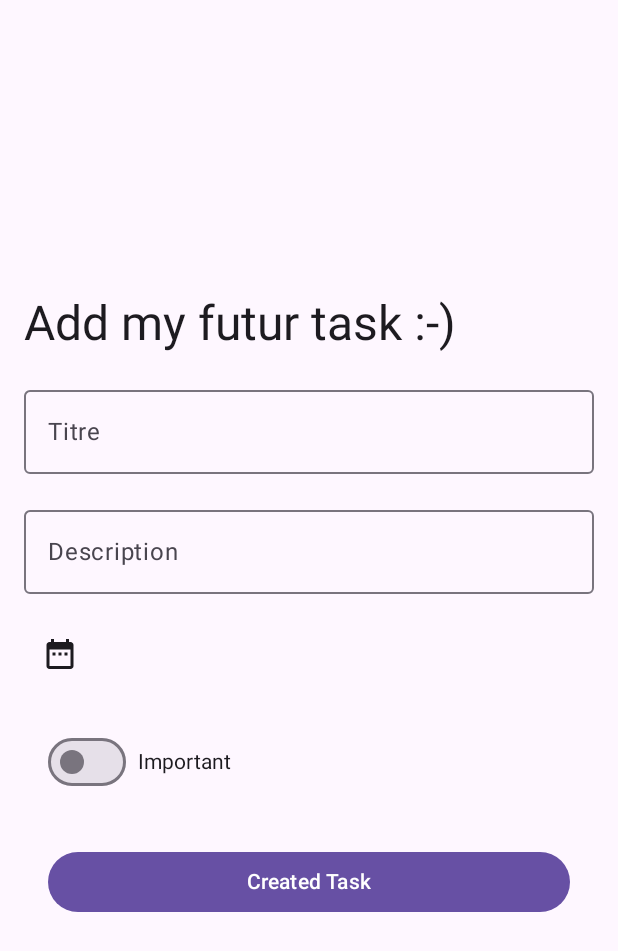
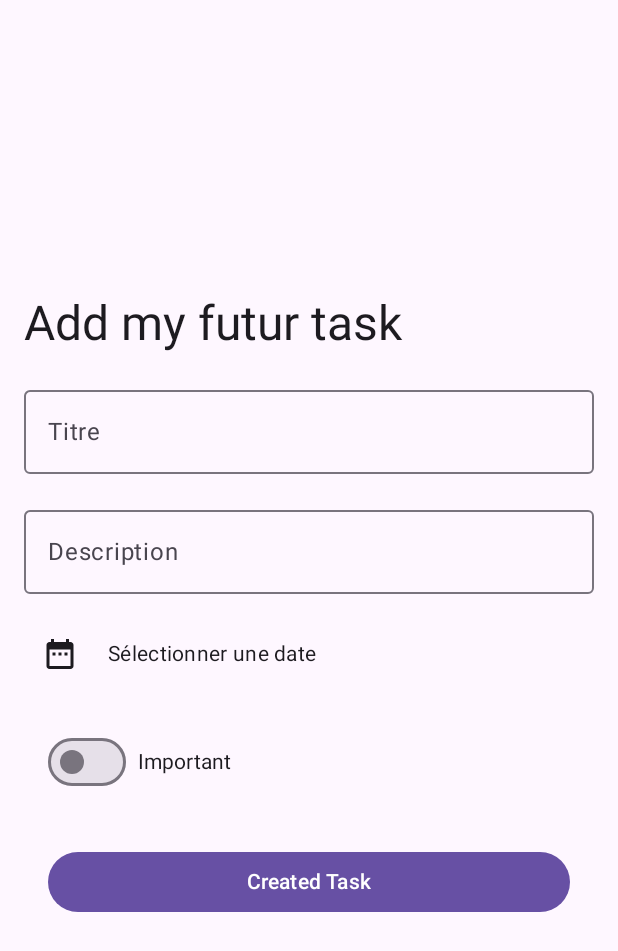
Before and after one commit to Sadako-amaryllis/mytasktd, an Android app built with Jetpack Compose: the AddTaskScreen screen opened through its navigation route, on a phone screen of 412 x 824 dp. Shown: the top 951 px of the screen. Run offline under Robolectric (Android 15) with nearby library versions, the phone set to English and light mode, and no system bars; libraries missing offline, so code that uses them is left out: com.afollestad.materialdialogs.

Commit message:
Date calendar

```diff
--- a/app/src/main/java/com/example/td_android/ui/AddTaskModel.kt
+++ b/app/src/main/java/com/example/td_android/ui/AddTaskModel.kt
@@ -10,6 +10,7 @@ import androidx.compose.foundation.layout.fillMaxSize
 import androidx.compose.foundation.layout.fillMaxWidth
 import androidx.compose.foundation.layout.height
 import androidx.compose.foundation.layout.padding
+import androidx.compose.foundation.layout.width
 import androidx.compose.material.icons.Icons
 import androidx.compose.material.icons.filled.DateRange
 import androidx.compose.material3.AlertDialog
@@ -80,7 +81,6 @@ class AddTaskModel : ViewModel() {
         println("New Task Made: $task")
     }
 }
-
 @Composable
 fun TaskForm(
     addTaskModel: AddTaskModel,
@@ -100,7 +100,7 @@ fun TaskForm(
                 .fillMaxWidth()
         ) {
             Text(
-                text = "Add my futur task :-)", // Titre
+                text = "Add my futur task ",
                 style = MaterialTheme.typography.headlineLarge,
                 modifier = Modifier.padding(bottom = 16.dp)
             )
@@ -124,13 +124,25 @@ fun TaskForm(
                     .fillMaxWidth()
                     .height(56.dp)
             ) {
-                IconButton(
-                    onClick = { openDialog.value = true },
-                    modifier = Modifier.align(Alignment.TopStart)
+                Row(
+                    verticalAlignment = Alignment.CenterVertically
                 ) {
-                    Icon(Icons.Default.DateRange, contentDescription = "Calender")
+                    IconButton(
+                        onClick = { openDialog.value = true },
+                        modifier = Modifier.align(Alignment.CenterVertically)
+                    ) {
+                        Icon(Icons.Default.DateRange, contentDescription = "Calender")
+                    }
+                    Spacer(modifier = Modifier.width(8.dp))
+                    Text(
+                        text = selectedDate.value?.let { date ->
+                            SimpleDateFormat("dd/MM/yyyy HH:mm", Locale.getDefault()).format(date)
+                        } ?: "Sélectionner une date",
+                        style = MaterialTheme.typography.bodyMedium
+                    )
                 }
             }
+
 
             Spacer(modifier = Modifier.height(16.dp))
             Row(
@@ -160,12 +172,13 @@ fun TaskForm(
 
         if (openDialog.value) {
             MaterialDialog(context).show {
-                dateTimePicker(requireFutureDateTime = true) { _, dateTime ->
+                dateTimePicker(requireFutureDateTime = true) { _, calendar ->
                     val selectedDateTime =
-                        SimpleDateFormat("dd/MM/yyyy HH:mm", Locale.getDefault()).format(dateTime)
+                        SimpleDateFormat("dd/MM/yyyy HH:mm", Locale.getDefault()).format(calendar.time)
                     Log.d("SelectedDateTime", selectedDateTime)
 
                     addTaskModel.setDeadline(selectedDateTime)
+                    selectedDate.value = calendar.time
                     openDialog.value = false
                 }
             }
@@ -173,6 +186,7 @@ fun TaskForm(
 
     }
 }
+
 
 data class Task(
     val title: String,
```
